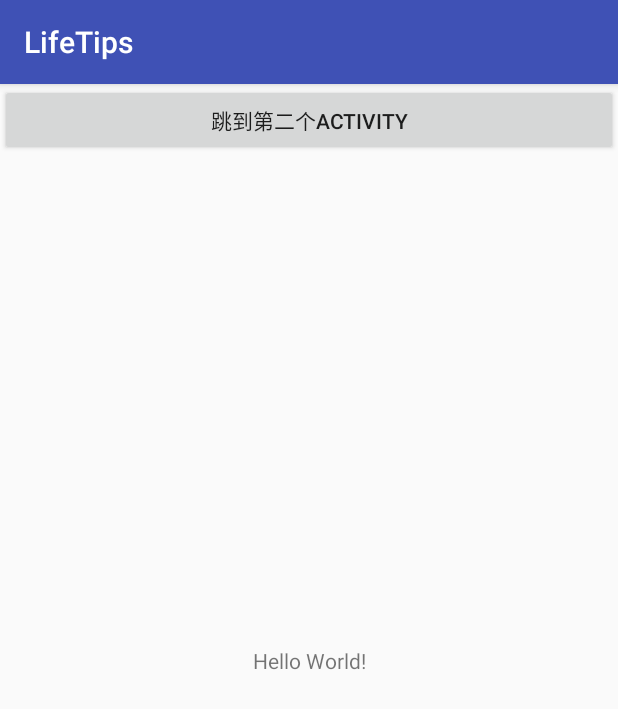
After one commit to selfconzrr/LifeTips, an Android app: the LifeCycleMainActivity screen opened directly, with no data from a screen before it, on a phone screen of 412 x 824 dp. The commit adds this screen. Shown: the top 709 px of the screen. Run offline under Robolectric (Android 15) with nearby library versions, the phone set to English and light mode, and no system bars.

Commit message:
添加生命周期测试、Log工具类可以打印更多信息

```diff
--- a/app/src/main/AndroidManifest.xml
+++ b/app/src/main/AndroidManifest.xml
@@ -69,7 +69,10 @@
       android:name=".notebook.activity.NoteDetailActivity"
       android:theme="@style/Theme.AppCompat.Light.NoActionBar" />
     <activity android:name=".leetcode.activity.LeetcodeActivity" />
-    <activity android:name=".leetcode.activity.ProblemDetailActivity"></activity>
+    <activity android:name=".leetcode.activity.ProblemDetailActivity" />
+    <activity android:name=".lifecycle.LifeCycleMainActivity" />
+    <activity android:name=".lifecycle.LifeCycle2Activity" />
+    <activity android:name=".lifecycle.LifeCycle3Activity"></activity>
   </application>
 
 </manifest>
--- /dev/null
+++ b/app/src/main/java/com/example/zhangruirui/lifetips/lifecycle/LifeCycleMainActivity.java
@@ -0,0 +1,61 @@
+package com.example.zhangruirui.lifetips.lifecycle;
+
+import android.content.Intent;
+import android.os.Bundle;
+import android.support.v7.app.AppCompatActivity;
+import android.util.Log;
+import android.view.View;
+import android.widget.Button;
+
+import com.example.zhangruirui.lifetips.R;
+
+public class LifeCycleMainActivity extends AppCompatActivity {
+
+  private static final String TAG = LifeCycleMainActivity.class.getSimpleName();
+
+  @Override
+  protected void onCreate(Bundle savedInstanceState) {
+    super.onCreate(savedInstanceState);
+    Log.e(TAG, "onCreate " + TAG);
+    setContentView(R.layout.activity_life_cycle_main);
+    final Intent intent = new Intent();
+    intent.setClass(LifeCycleMainActivity.this, LifeCycle2Activity.class);
+    startActivity(intent);
+    final Button btn_first = findViewById(R.id.btn_jump_to_2);
+    btn_first.setOnClickListener(new View.OnClickListener() {
+      @Override
+      public void onClick(View view) {
+      }
+    });
+  }
+
+  @Override
+  protected void onStart() {
+    super.onStart();
+    Log.e(TAG, "onStart " + TAG);
+  }
+
+  @Override
+  protected void onResume() {
+    super.onResume();
+    Log.e(TAG, "onResume " + TAG);
+  }
+
+  @Override
+  protected void onPause() {
+    super.onPause();
+    Log.e(TAG, "onPause " + TAG);
+  }
+
+  @Override
+  protected void onStop() {
+    super.onStop();
+    Log.e(TAG, "onStop " + TAG);
+  }
+
+  @Override
+  protected void onDestroy() {
+    super.onDestroy();
+    Log.e(TAG, "onDestroy " + TAG);
+  }
+}
--- /dev/null
+++ b/app/src/main/res/layout/activity_life_cycle_main.xml
@@ -0,0 +1,24 @@
+<?xml version="1.0" encoding="utf-8"?>
+<android.support.constraint.ConstraintLayout xmlns:android="http://schemas.android.com/apk/res/android"
+  xmlns:app="http://schemas.android.com/apk/res-auto"
+  xmlns:tools="http://schemas.android.com/tools"
+  android:layout_width="match_parent"
+  android:layout_height="match_parent"
+  tools:context=".lifecycle.LifeCycleMainActivity">
+
+  <TextView
+    android:layout_width="wrap_content"
+    android:layout_height="wrap_content"
+    android:text="Hello World!"
+    app:layout_constraintBottom_toBottomOf="parent"
+    app:layout_constraintLeft_toLeftOf="parent"
+    app:layout_constraintRight_toRightOf="parent"
+    app:layout_constraintTop_toTopOf="parent" />
+
+  <Button
+    android:id="@+id/btn_jump_to_2"
+    android:layout_width="match_parent"
+    android:layout_height="wrap_content"
+    android:text="@string/jump_to_2nd" />
+
+</android.support.constraint.ConstraintLayout>
--- a/app/src/main/res/values/strings.xml
+++ b/app/src/main/res/values/strings.xml
@@ -126,4 +126,8 @@
   <string name="problem_hot">Hot Index</string>
   <string name="see_problem_answer">查看讨论</string>
 
+  <!-- 生命周期测试 -->
+  <string name="jump_to_2nd">跳到第二个Activity</string>
+  <string name="jump_to_3rd">跳到第三个Activity</string>
+  <string name="back_to_1st">回到第一个Activity</string>
 </resources>
```
Also changed, not shown: app/src/main/java/com/example/zhangruirui/lifetips/lifecycle/LifeCycle2Activity.java (added, +61 -0 lines), app/src/main/java/com/example/zhangruirui/lifetips/lifecycle/LifeCycle3Activity.java (added, +61 -0 lines), app/src/main/java/com/example/zhangruirui/utils/Log.java (added, +144 -0 lines), app/src/main/res/layout/activity_life_cycle2.xml (added, +24 -0 lines), app/src/main/res/layout/activity_life_cycle3.xml (added, +24 -0 lines).
